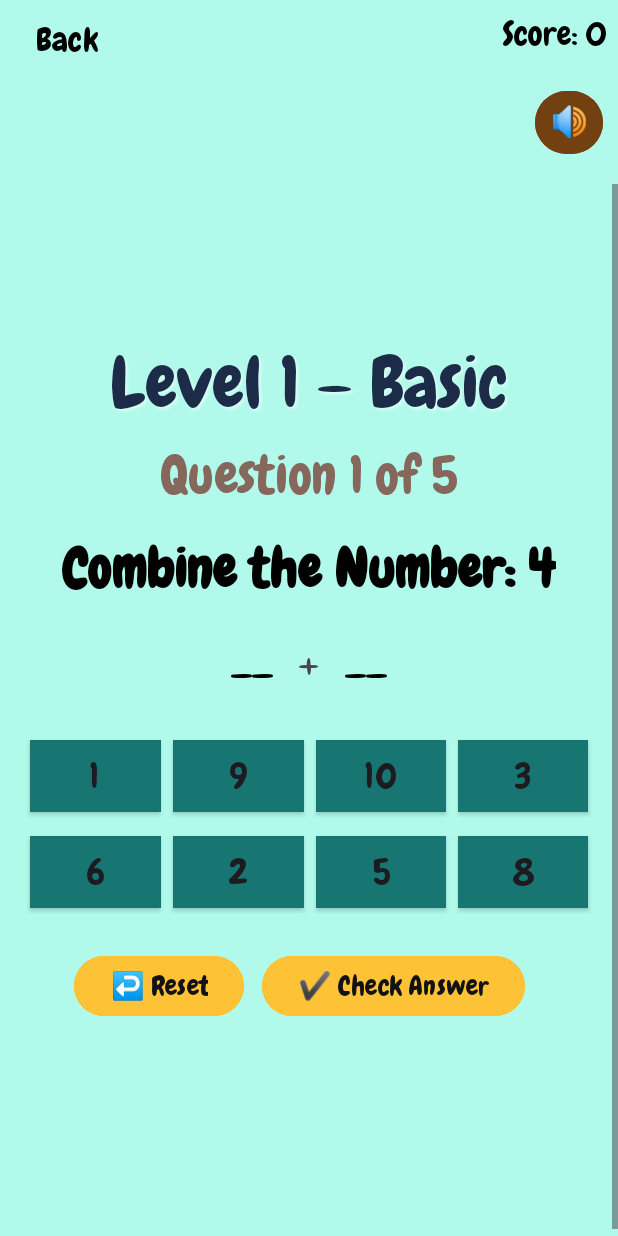
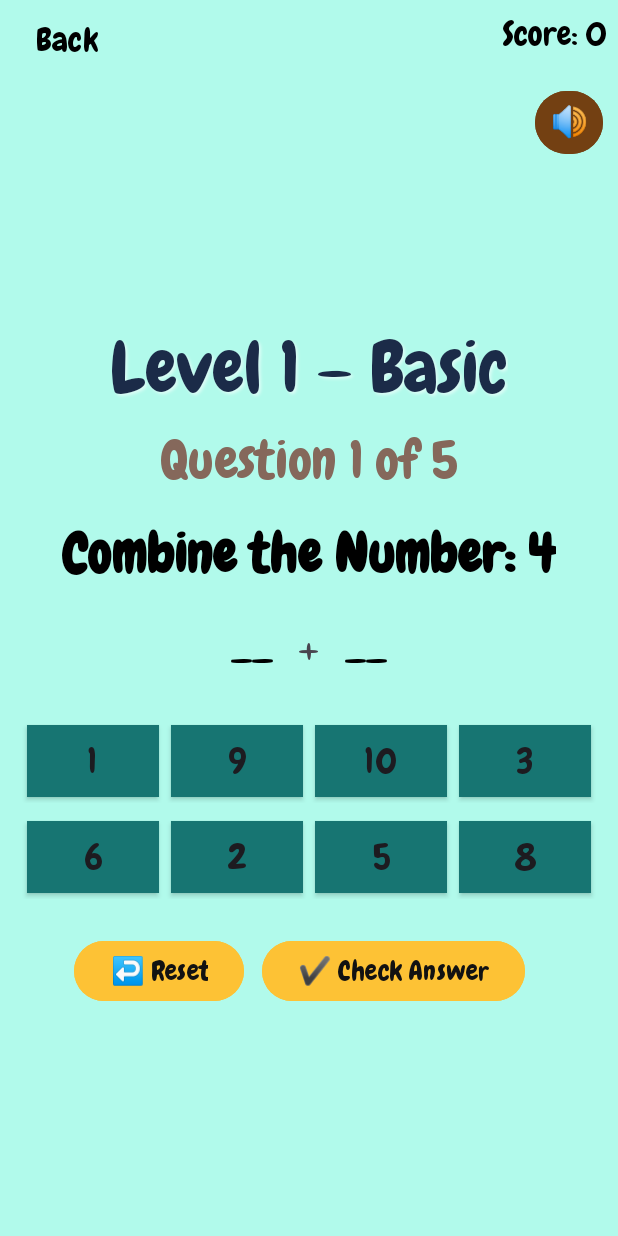
Before and after one commit to LohChiaHeung/MathBuddies, an Android app: the ComposeNumbersActivity screen opened directly, with no data from a screen before it, on a phone screen of 412 x 824 dp. Run offline under Robolectric (Android 15) with nearby library versions, the light colour scheme and no system bars; pictures from the network do not load.

Commit message:
1 April 2025 Design + Fix small bugs

```diff
--- a/app/src/main/java/my/edu/utar/individualpracticalassignment/CompareLevelsActivity.java
+++ b/app/src/main/java/my/edu/utar/individualpracticalassignment/CompareLevelsActivity.java
@@ -40,8 +40,8 @@ public class CompareLevelsActivity extends BaseActivity {
         level3Btn.setOnClickListener(v -> startQuizWithRange(21, 30,"Level 3 – Normal", false));
         //Level 4 [Hard]: 31 - 50
         level4Btn.setOnClickListener(v -> startQuizWithRange(31, 50,"Level 4 – Hard", true));
-        //Level 5 [Very Hard]: 51 - 100
-        level5Btn.setOnClickListener(v -> startQuizWithRange(51, 100,"Level 5 – Very Hard", true));
+        //Level 5 [Very Hard]: 51 - 99
+        level5Btn.setOnClickListener(v -> startQuizWithRange(51, 99,"Level 5 – Very Hard", true));
     }
 
     private void startQuizWithRange(int min, int max, String levelName, boolean shuffle) {
--- a/app/src/main/res/layout/activity_compose_numbers.xml
+++ b/app/src/main/res/layout/activity_compose_numbers.xml
@@ -70,12 +70,11 @@
             style="@style/ChewyTextStyle"
             android:id="@+id/centerContent"
             android:layout_width="match_parent"
-            android:layout_height="wrap_content"
+            android:layout_height="match_parent"
             android:orientation="vertical"
-            android:gravity="center"
-            android:padding="16dp"
-            android:layout_marginTop="10dp"
-            android:layout_gravity="center">
+            android:gravity="center_horizontal|center_vertical"
+            android:padding="10dp"
+            android:paddingTop="100dp">
 
             <!-- Level Info -->
             <TextView
--- a/app/src/main/res/layout/activity_tutorial.xml
+++ b/app/src/main/res/layout/activity_tutorial.xml
@@ -14,7 +14,7 @@
         android:layout_height="wrap_content"
         android:layout_margin="8dp"
         android:background="@android:color/transparent"
-        android:padding="10dp"
+        android:padding="8dp"
         android:text="Back"
         android:textColor="#000000"
         android:textSize="22sp"
--- a/app/src/main/res/layout/activity_tutorial_composenumbers.xml
+++ b/app/src/main/res/layout/activity_tutorial_composenumbers.xml
@@ -14,7 +14,7 @@
         android:layout_height="wrap_content"
         android:layout_margin="8dp"
         android:background="@android:color/transparent"
-        android:padding="10dp"
+        android:padding="8dp"
         android:text="Back"
         android:textColor="#000000"
         android:textSize="22sp"
--- a/app/src/main/res/layout/activity_tutorial_ordernumbers.xml
+++ b/app/src/main/res/layout/activity_tutorial_ordernumbers.xml
@@ -14,7 +14,7 @@
         android:layout_height="wrap_content"
         android:layout_margin="8dp"
         android:background="@android:color/transparent"
-        android:padding="10dp"
+        android:padding="8dp"
         android:text="Back"
         android:textColor="#000000"
         android:textSize="22sp"
```
Also changed, not shown: app/src/main/res/layout/activity_order_numbers.xml (+4 -6 lines).
